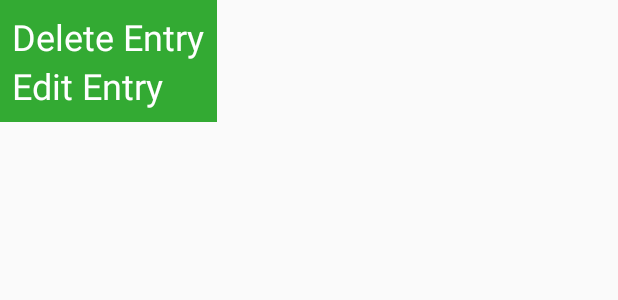
After one commit to deanrobertcook/Android-BudgetTracker, an Android app: the layout fragment__entry_item_options.xml on its own in the app's theme, with its tools: preview values and no code run, on a phone screen of 412 x 824 dp. The commit adds this screen. Shown: the top 300 px of the screen. Run offline under Robolectric (Android 15) with nearby library versions, the phone set to English and light mode, and no system bars.

Commit message:
Created simple DialogFragment for entry clicks

```diff
--- a/app/src/main/java/com/theronin/budgettracker/pages/entries/EntryListFragment.java
+++ b/app/src/main/java/com/theronin/budgettracker/pages/entries/EntryListFragment.java
@@ -52,6 +52,7 @@ public class EntryListFragment extends Fragment implements EntryStore.Observer,
 
     @Override
     public void onItemClicked(Entry entrySelected) {
-        Toast.makeText(getActivity(), "Entry: " + entrySelected.amount + ", " + entrySelected.categoryName, Toast.LENGTH_SHORT).show();
+        EntryOptionsDialogFragment fragment = EntryOptionsDialogFragment.newInstance();
+        fragment.show(getFragmentManager(), "entryClickedDialog");
     }
 }
--- /dev/null
+++ b/app/src/main/res/layout/fragment__entry_item_options.xml
@@ -0,0 +1,24 @@
+<?xml version="1.0" encoding="utf-8"?>
+<LinearLayout xmlns:android="http://schemas.android.com/apk/res/android"
+              android:layout_width="wrap_content"
+              android:layout_height="wrap_content"
+              android:orientation="vertical"
+              android:padding="@dimen/padding_single"
+    android:background="@color/green">
+
+    <TextView
+        android:layout_width="wrap_content"
+        android:layout_height="wrap_content"
+        android:text="@string/delete_entry"
+        android:textSize="@dimen/font_size_medium"
+        android:textColor="@color/white"
+        />
+
+    <TextView
+        android:layout_width="wrap_content"
+        android:layout_height="wrap_content"
+        android:text="@string/edit_entry"
+        android:textSize="@dimen/font_size_medium"
+        android:textColor="@color/white"/>
+
+</LinearLayout>
--- a/app/src/main/res/values/colors.xml
+++ b/app/src/main/res/values/colors.xml
@@ -2,4 +2,5 @@
 <resources>
     <color name="white">#ffffff</color>
     <color name="blue">#00afff</color>
+    <color name="green">#33aa33</color>
 </resources>
--- a/app/src/main/res/values/strings.xml
+++ b/app/src/main/res/values/strings.xml
@@ -18,4 +18,6 @@
     <string name="exception_category_not_found_by_id">A Category could not be found matching the id %d</string>
     <string name="entry_store_not_ready">The EntryStore currently has no items available</string>
     <string name="failed_to_add_category">Failed to save the input category %s</string>
+    <string name="delete_entry">Delete Entry</string>
+    <string name="edit_entry">Edit Entry</string>
 </resources>
--- a/app/src/main/res/values/styles.xml
+++ b/app/src/main/res/values/styles.xml
@@ -26,4 +26,10 @@
         <item name="android:gravity">center_vertical</item>
     </style>
 
+    <style name="OptionsDialogStyle">
+        <item name="android:textSize">@dimen/font_size_medium</item>
+        <item name="android:textColor">@color/blue</item>
+        <item name="android:layout_gravity">center_vertical</item>
+    </style>
+
 </resources>
```
Also changed, not shown: app/src/main/java/com/theronin/budgettracker/pages/entries/EntryOptionsDialogFragment.java (added, +30 -0 lines).
